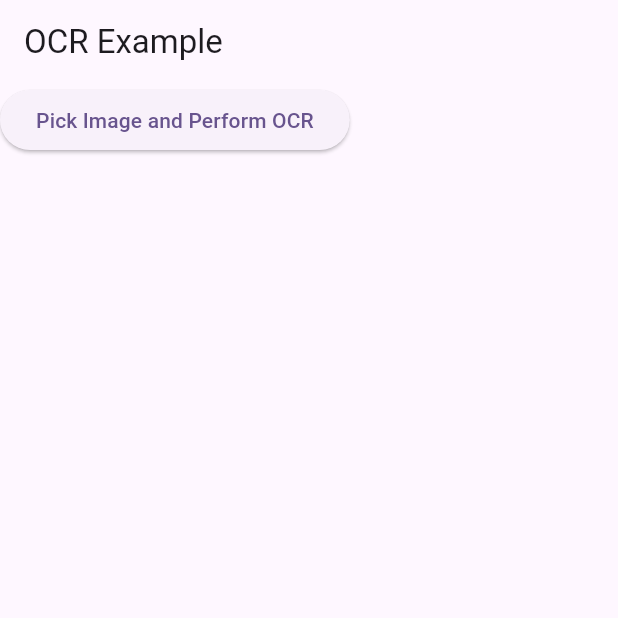
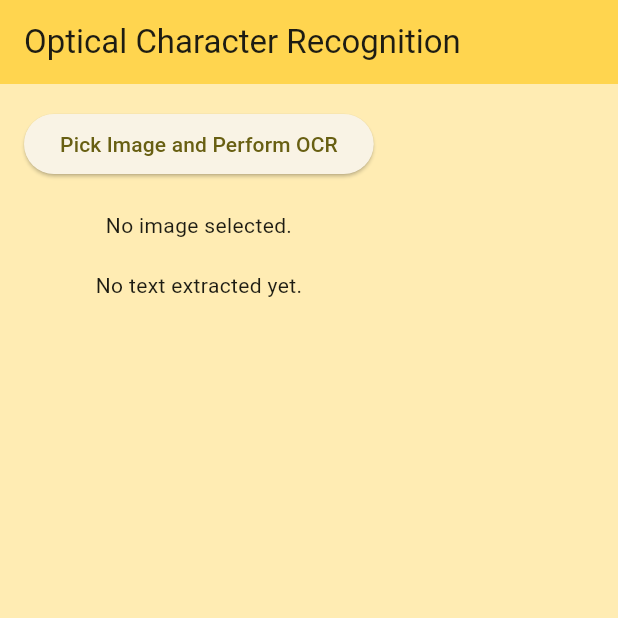
Before and after one commit to farizfarooqui/Image-OCR-Scanner-Flutter, a Flutter app: the screen it shows after launch, on a phone screen of 412 x 824 dp, the top half of it. Run offline on Flutter 3.47's test engine with Material 3 defaults, Android fonts, the phone set to English and light mode, and no system bars; our stand-ins replace image_picker.

Commit message:
Optical Character Recognition with image display

```diff
--- a/lib/main.dart
+++ b/lib/main.dart
@@ -10,12 +10,13 @@ class MyApp extends StatelessWidget {
   @override
   Widget build(BuildContext context) {
     return MaterialApp(
+      debugShowCheckedModeBanner: false,
       title: 'Flutter OCR',
       theme: ThemeData(
-        colorScheme: ColorScheme.fromSeed(seedColor: Colors.deepPurple),
+        colorScheme: ColorScheme.fromSeed(seedColor: Colors.yellow),
         useMaterial3: true,
       ),
-      home:  OcrPage(),
+      home: const OcrPage(),
     );
   }
 }
--- a/lib/screens/home_screen.dart
+++ b/lib/screens/home_screen.dart
@@ -2,20 +2,30 @@ import 'dart:convert';
 import 'package:flutter/material.dart';
 import 'package:image_picker/image_picker.dart';
 import 'package:http/http.dart' as http;
+import 'dart:io';
+import 'package:flutter/services.dart';
 
 class OcrPage extends StatefulWidget {
+  const OcrPage({super.key});
+
   @override
+  // ignore: library_private_types_in_public_api
   _OcrPageState createState() => _OcrPageState();
 }
 
 class _OcrPageState extends State<OcrPage> {
   String ocrText = '';
+  File? _selectedImage;
   final ImagePicker _picker = ImagePicker();
 
   Future<void> pickImageAndPerformOCR() async {
     final XFile? image = await _picker.pickImage(source: ImageSource.gallery);
 
     if (image != null) {
+      setState(() {
+        _selectedImage = File(image.path);
+      });
+
       try {
         String text = await performOCR(image.path);
         setState(() {
@@ -27,48 +37,98 @@ class _OcrPageState extends State<OcrPage> {
     }
   }
 
+  void copyToClipboard() {
+    Clipboard.setData(ClipboardData(text: ocrText));
+    ScaffoldMessenger.of(context).showSnackBar(
+      const SnackBar(content: Text('Copied to clipboard!')),
+    );
+  }
+
   @override
   Widget build(BuildContext context) {
     return Scaffold(
+      backgroundColor: Colors.amber[100],
       appBar: AppBar(
-        title: Text('OCR Example'),
+        title: const Text('Optical Character Recognition'),
+        backgroundColor: Colors.amber[300],
       ),
-      body: Column(
+      body: SingleChildScrollView(
+        child: Padding(
+          padding: const EdgeInsets.all(16.0),
+          child: Column(
             children: [
               ElevatedButton(
                 onPressed: pickImageAndPerformOCR,
-            child: Text('Pick Image and Perform OCR'),
+                child: const Text('Pick Image and Perform OCR'),
               ),
-          Expanded(
-            child: SingleChildScrollView(
-              child: Text(ocrText),
+              const SizedBox(height: 20),
+              _selectedImage != null
+                  ? Image.file(
+                      _selectedImage!,
+                      width: double.infinity,
+                      fit: BoxFit.cover,
+                    )
+                  : const Text('No image selected.'),
+              const SizedBox(height: 20),
+              ocrText.isNotEmpty
+                  ? Stack(
+                      children: [
+                        Card(
+                          elevation: 5,
+                          shape: RoundedRectangleBorder(
+                            borderRadius: BorderRadius.circular(15),
+                          ),
+                          child: Padding(
+                            padding: const EdgeInsets.all(16.0),
+                            child: Text(
+                              ocrText,
+                              style: const TextStyle(fontSize: 16),
+                            ),
+                          ),
+                        ),
+                        Positioned(
+                          top: 8,
+                          right: 8,
+                          child: IconButton(
+                            icon: const Icon(Icons.copy, size: 20),
+                            onPressed: copyToClipboard,
+                            tooltip: 'Copy Text',
                           ),
                         ),
                       ],
+                    )
+                  : const Text('No text extracted yet.'),
+            ],
+          ),
+        ),
       ),
     );
   }
 }
 
 Future<String> performOCR(String imagePath) async {
-  // Azure OCR endpoint
-  String endpoint = 'https://<your-computer-vision-endpoint>/vision/v3.2/ocr';
-  String subscriptionKey = '<your-subscription-key>';
+  String endpoint =
+      'https://fariz-ocr.cognitiveservices.azure.com/vision/v3.0/ocr';
+  String subscriptionKey = '9fb49c40a3e54f0ebb452deda59767e2';
 
-  // Read the image file
+  // Read the image file as bytes
   var imageBytes = await http.MultipartFile.fromPath('image', imagePath);
 
-  // Prepare headers and body
+  // Convert the file to byte data
+  final byteData = imageBytes.finalize();
+  final bytes = await byteData.toBytes();
+
+  // Prepare headers
   var headers = {
     'Ocp-Apim-Subscription-Key': subscriptionKey,
     'Content-Type': 'application/octet-stream',
   };
 
-  // Send POST request with image data
+  // Send POST request with image byte data
   var response = await http.post(
     Uri.parse(endpoint),
     headers: headers,
-    body: imageBytes.finalize(), // Finalize prepares it for upload
+    body: bytes, // Send the raw bytes of the image
   );
 
   // Check response status
```
Lines whose indentation alone changed are shown as unchanged.
